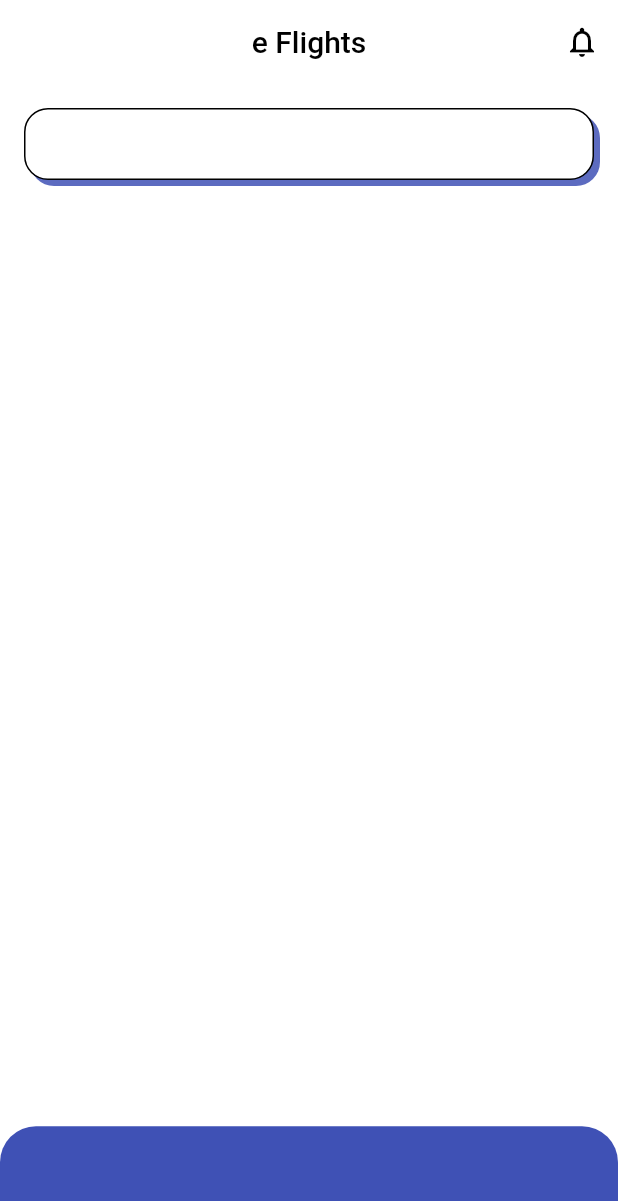
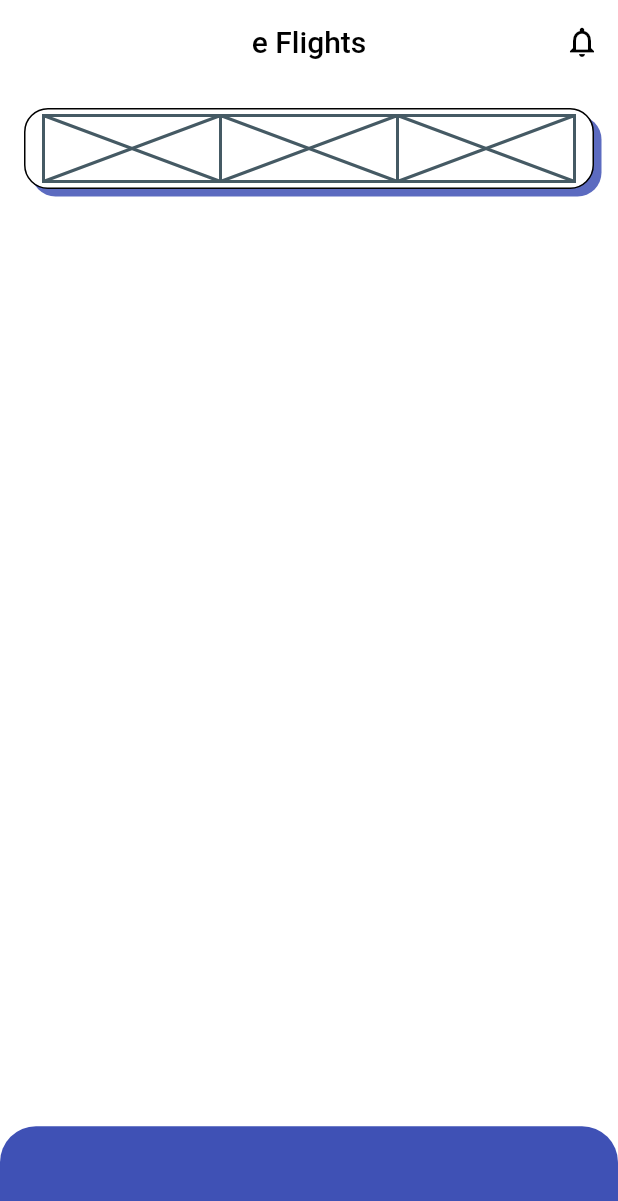
Before and after one commit to JAICHANGPARK/flutter_notebook_17th_story, a Flutter app: the screen it shows after launch, on a phone screen of 412 x 824 dp. Shown: the top 1201 px of the screen. Run offline on Flutter 3.47's test engine with Material 2 defaults, Android fonts, the phone set to English and light mode, and no system bars; our stand-ins replace badges, cached_network_image, fl_chart, flutter_riverpod, freezed_annotation, ionicons and 1 more.

Commit message:
Update flight_home_page.dart

```diff
--- a/lib/ep1040_flight_booking_app/src/flight_home_page.dart
+++ b/lib/ep1040_flight_booking_app/src/flight_home_page.dart
@@ -16,12 +16,12 @@ class _FlightHomePageState extends State<FlightHomePage> {
         backgroundColor: Colors.white,
         elevation: 0,
         centerTitle: true,
-        title: Text("e Flights"),
+        title: const Text("e Flights"),
         foregroundColor: Colors.black,
         actions: [
           IconButton(
             onPressed: () {},
-            icon: Icon(Icons.notifications_outlined),
+            icon: const Icon(Icons.notifications_outlined),
           )
         ],
       ),
@@ -36,14 +36,28 @@ class _FlightHomePageState extends State<FlightHomePage> {
                   Padding(
                     padding: const EdgeInsets.all(16.0),
                     child: Container(
-                      height: 48,
+                      height: 54,
                       decoration: BoxDecoration(
-                          color: Colors.white,
-                          borderRadius: BorderRadius.circular(16),
-                          border: Border.all(
-                            color: Colors.black,
+                        color: Colors.white,
+                        borderRadius: BorderRadius.circular(16),
+                        border: Border.all(
+                          color: Colors.black,
+                        ),
+                        boxShadow: [
+                          BoxShadow(
+                            color: Colors.indigo[400]!,
+                            offset: const Offset(5, 5),
                           ),
-                          boxShadow: [BoxShadow(color: Colors.indigo[400]!, offset: Offset(4, 4))]),
+                        ],
+                      ),
+                      padding: EdgeInsets.symmetric(horizontal: 12, vertical: 4),
+                      child: Row(
+                        children: [
+                          Expanded(child: Placeholder()),
+                          Expanded(child: Placeholder()),
+                          Expanded(child: Placeholder()),
+                        ],
+                      ),
                     ),
                   )
                 ],
@@ -52,9 +66,9 @@ class _FlightHomePageState extends State<FlightHomePage> {
             Expanded(
               flex: 2,
               child: Container(
-                decoration: BoxDecoration(
+                decoration: const BoxDecoration(
                     color: Colors.indigo,
-                    borderRadius: BorderRadius.only(topLeft: Radius.circular(24), topRight: Radius.circular(24))),
+                    borderRadius: const BorderRadius.only(topLeft: Radius.circular(24), topRight: Radius.circular(24))),
                 child: Row(
                   children: [],
                 ),
```
